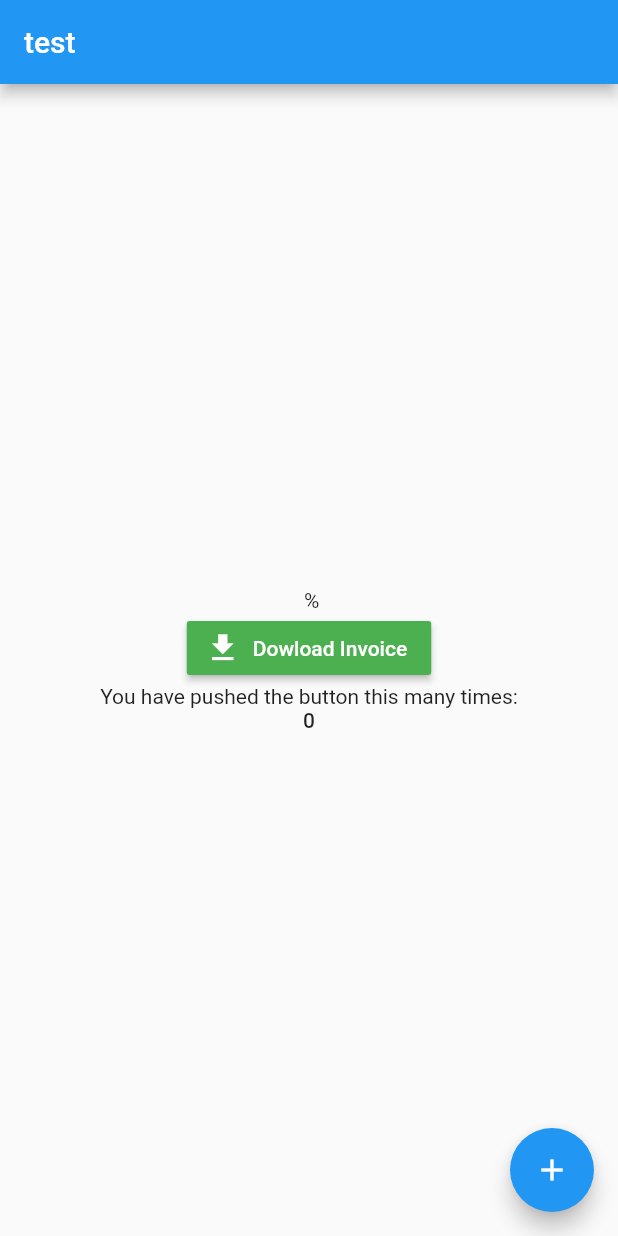
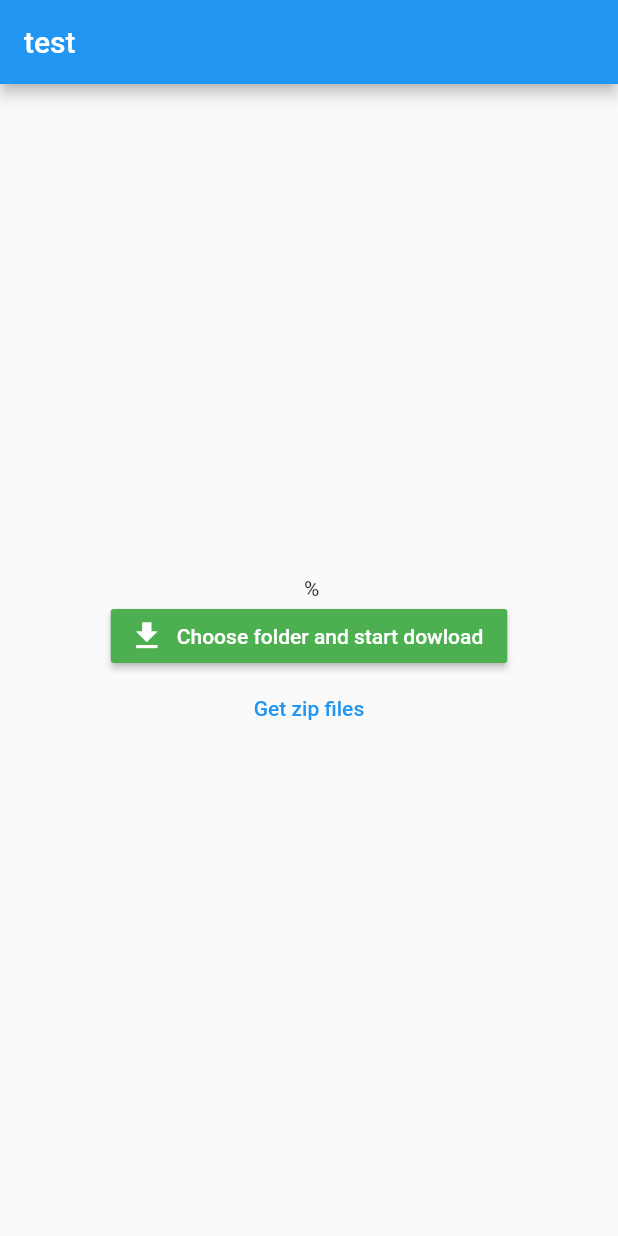
Before and after one commit to Nhinlee/Test-Flutter-Features, a Flutter app: the screen it shows after launch, on a phone screen of 412 x 824 dp. Run offline on Flutter 3.47's test engine with Material 2 defaults, Android fonts, the phone set to English and light mode, and no system bars; our stand-ins replace dio, file_picker, reorderables; missing offline and left inert: drag_and_drop_lists.

Commit message:
Impl download and save file feature

```diff
--- a/test_new_feature/lib/test_download_with_progress.dart
+++ b/test_new_feature/lib/test_download_with_progress.dart
@@ -1,10 +1,10 @@
 import 'dart:io';
 
 import 'package:dio/dio.dart';
+import 'package:file_picker/file_picker.dart';
 import 'package:flutter/material.dart';
-import 'package:path_provider/path_provider.dart';
 
-const imgUrl = "push your url here";
+const imgUrl = "input download link here";
 var dio = Dio();
 
 class TestDownloadWithProgress extends StatefulWidget {
@@ -21,14 +21,6 @@ class TestDownloadWithProgress extends StatefulWidget {
 }
 
 class _TestDownloadWithProgressState extends State<TestDownloadWithProgress> {
-  int _counter = 0;
-
-  void _incrementCounter() {
-    setState(() {
-      _counter++;
-    });
-  }
-
   Future download2(Dio dio, String url, String savePath) async {
     try {
       Response response = await dio.get(
@@ -48,6 +40,7 @@ class _TestDownloadWithProgressState extends State<TestDownloadWithProgress> {
       // response.data is List<int> type
       raf.writeFromSync(response.data);
       await raf.close();
+      print(file);
     } catch (e) {
       print(e);
     }
@@ -76,8 +69,10 @@ class _TestDownloadWithProgressState extends State<TestDownloadWithProgress> {
             Text('$_progress %'),
             RaisedButton.icon(
               onPressed: () async {
-                var tempDir = await getTemporaryDirectory();
-                String fullPath = tempDir.path + "/boo2.pdf'";
+                // var tempDir = await getApplicationDocumentsDirectory();
+                final dirPath = await FilePicker.platform.getDirectoryPath();
+                if (dirPath == null) return;
+                String fullPath = dirPath + "/book.pdf";
                 print('full path $fullPath');
 
                 download2(dio, imgUrl, fullPath);
@@ -88,23 +83,24 @@ class _TestDownloadWithProgressState extends State<TestDownloadWithProgress> {
               ),
               color: Colors.green,
               textColor: Colors.white,
-              label: const Text('Dowload Invoice'),
+              label: const Text('Choose folder and start dowload'),
             ),
-            const Text(
-              'You have pushed the button this many times:',
-            ),
-            Text(
-              '$_counter',
-              style: Theme.of(context).textTheme.bodyText1,
+            TextButton(
+              onPressed: () async {
+                final result = await FilePicker.platform.pickFiles(
+                  type: FileType.custom,
+                  allowMultiple: false,
+                  allowedExtensions: [
+                    'zip',
+                    'pdf',
+                  ],
+                );
+              },
+              child: const Text('Get zip files'),
             ),
           ],
         ),
       ),
-      floatingActionButton: FloatingActionButton(
-        onPressed: _incrementCounter,
-        tooltip: 'Increment',
-        child: const Icon(Icons.add),
-      ),
     );
   }
 }
--- a/test_new_feature/pubspec.yaml
+++ b/test_new_feature/pubspec.yaml
@@ -38,6 +38,7 @@ dependencies:
   reorderables: ^0.4.4
   dio: ^4.0.6
   path_provider: ^2.0.11
+  file_picker: ^4.6.1
 
 dev_dependencies:
   flutter_test:
```
